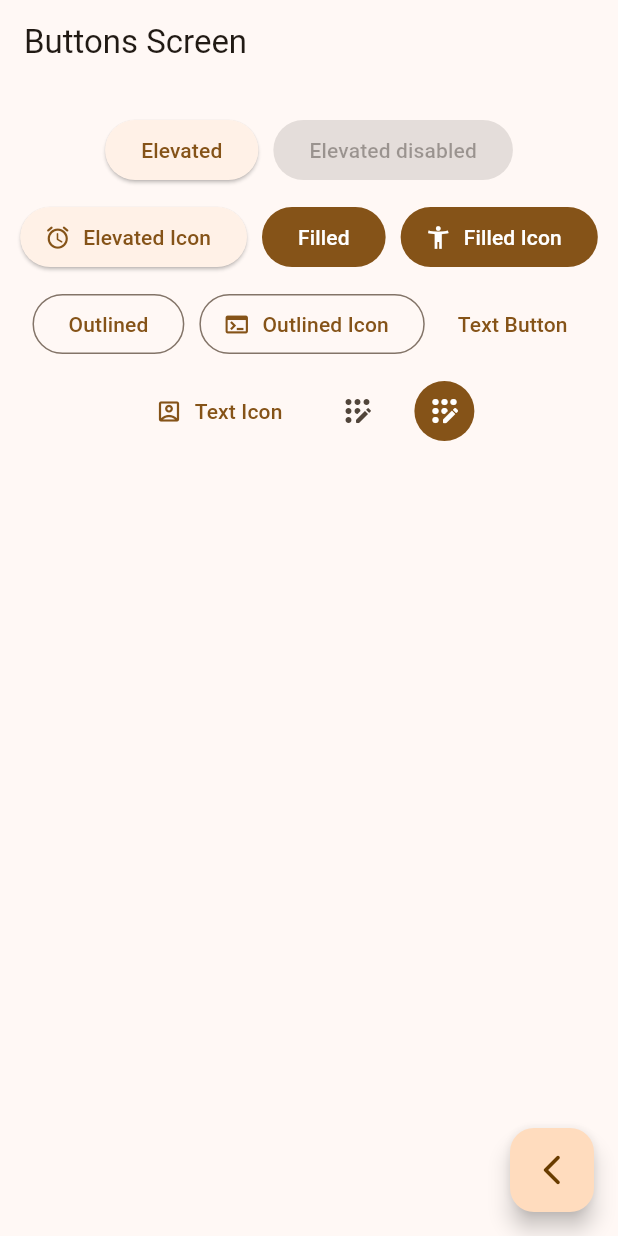
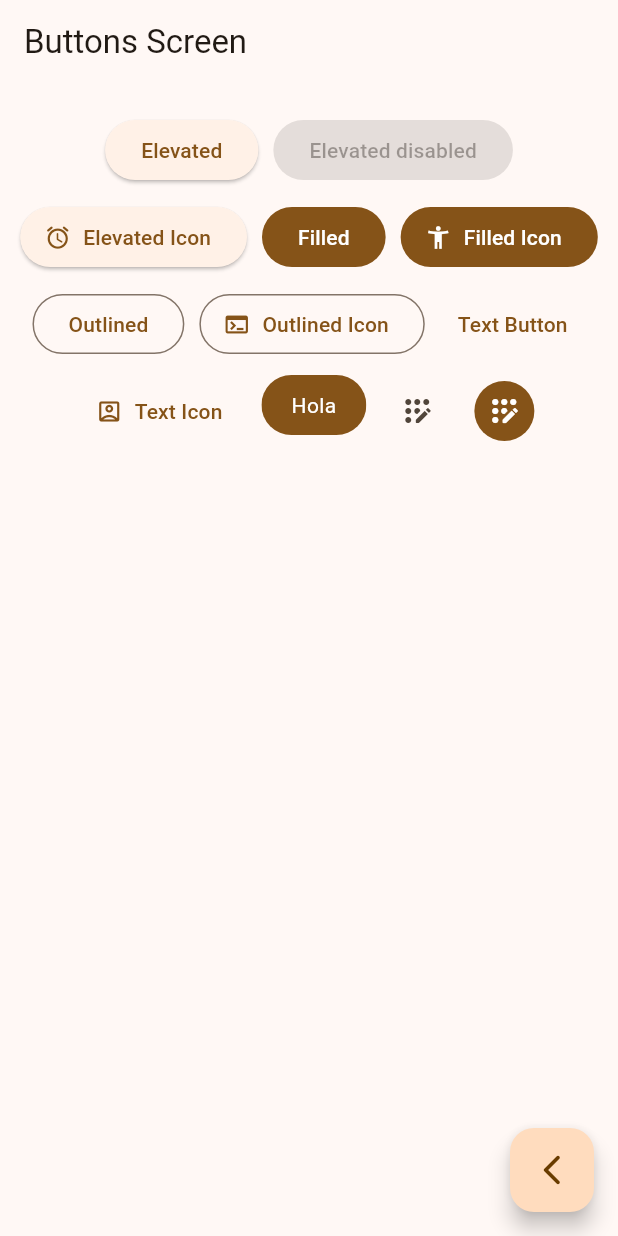
Before and after one commit to rmoreno-software/cursos, a Flutter app: the ButtonScreen screen opened by its route, on a phone screen of 412 x 824 dp. Run offline on Flutter 3.47's test engine with Material 3 defaults, Android fonts, the phone set to English and light mode, and no system bars; our stand-ins replace animate_do, dio, go_router, video_player.

Commit message:
S9 - Botón personalizado

```diff
--- a/Flutter/widgets_app/lib/presentation/screens/buttons/buttons_screen.dart
+++ b/Flutter/widgets_app/lib/presentation/screens/buttons/buttons_screen.dart
@@ -87,7 +87,7 @@ class _ButtonsView extends StatelessWidget {
               label: const Text('Text Icon'),
             ),
 
-            // TODO: custom button
+            const CustomButton(),
 
             IconButton(
               onPressed: (){},
@@ -107,3 +107,28 @@ class _ButtonsView extends StatelessWidget {
     );
   }
 }
+
+class CustomButton extends StatelessWidget {
+
+  const CustomButton({super.key});
+
+  @override
+  Widget build(BuildContext context) {
+
+    final colors = Theme.of(context).colorScheme;
+
+    return ClipRRect(
+      borderRadius: BorderRadius.circular(20),
+      child: Material(
+        color: colors.primary,
+        child: InkWell(
+          onTap: (){},
+          child: Padding(
+            padding: const EdgeInsets.symmetric(horizontal: 20, vertical: 10),
+            child: Text('Hola', style: TextStyle(color: Colors.white),)
+          ),
+        ),
+      ),
+    );
+  }
+}
```
